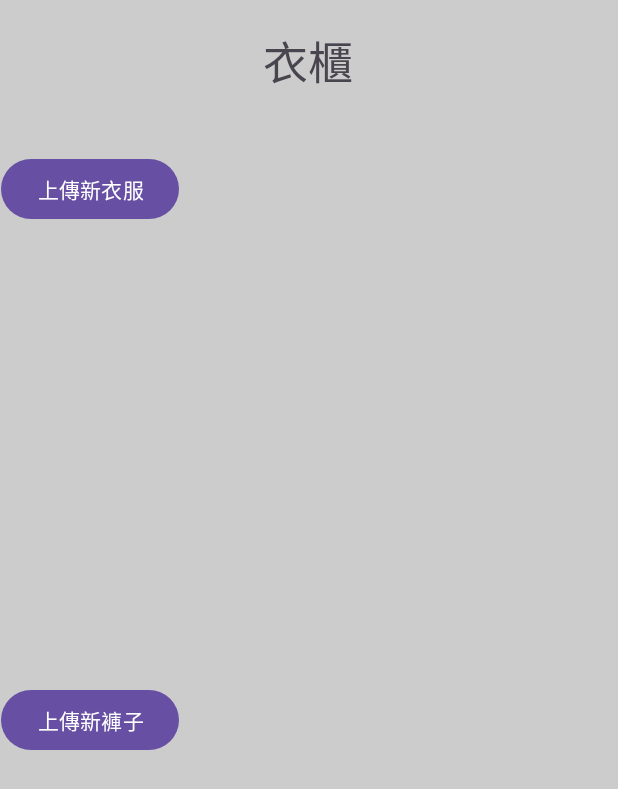
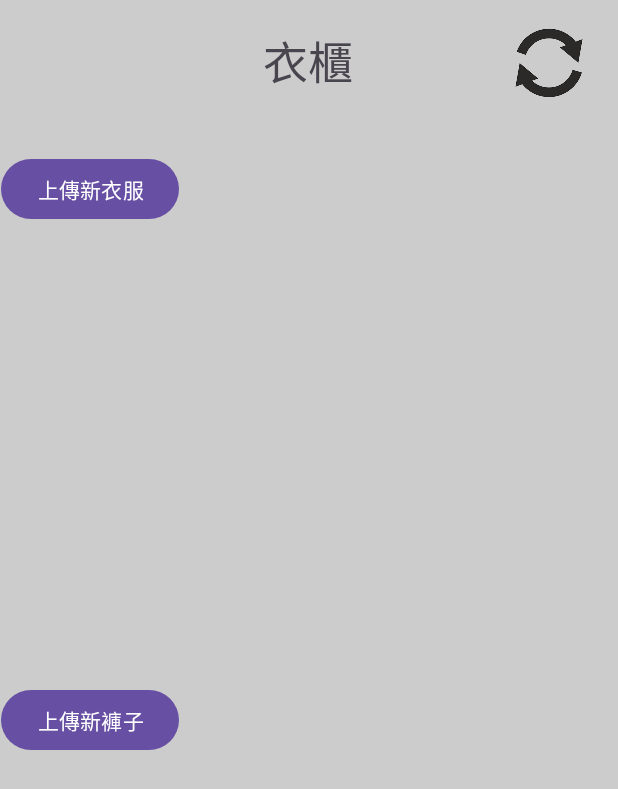
Before and after one commit to 920328eric/Any_clothes_at_anytime, an Android app: the Wardrobe screen opened directly, with no data from a screen before it, on a phone screen of 412 x 824 dp. Shown: the top 789 px of the screen. Run offline under Robolectric (Android 15) with nearby library versions, the phone set to English and light mode, and no system bars; our stand-ins replace Firebase (no records; nobody signed in at launch, a user with empty details on screens opened directly); 1 statement that could not run was skipped.

Commit message:
Wardrobe done but failed to delete image

```diff
--- a/app/build.gradle.kts
+++ b/app/build.gradle.kts
@@ -51,8 +51,10 @@ dependencies {
     implementation("com.google.firebase:firebase-auth:22.3.0")
     implementation("com.google.firebase:firebase-analytics-ktx:21.5.0")
     implementation("com.google.firebase:firebase-storage-ktx:20.3.0")
+    implementation ("com.squareup.picasso:picasso:2.71828")
 
     testImplementation("junit:junit:4.13.2")
     androidTestImplementation("androidx.test.ext:junit:1.1.5")
     androidTestImplementation("androidx.test.espresso:espresso-core:3.5.1")
+
 }
--- a/app/src/main/AndroidManifest.xml
+++ b/app/src/main/AndroidManifest.xml
@@ -8,6 +8,8 @@
 
     <uses-permission android:name="android.permission.CAMERA" />
     <uses-permission android:name="android.permission.READ_EXTERNAL_STORAGE" />
+    <uses-permission android:name="android.permission.INTERNET" />
+    <uses-permission android:name="android.permission.WRITE_EXTERNAL_STORAGE" />
 
 
     <application
@@ -23,7 +25,7 @@
         <activity
             android:name=".Wardrobe"
             android:exported="false" />
-        <activity android:name="com.example.anyclothesatanytime.UploadClothes" />
+        <activity android:name="com.example.anyclothesatanytime.Upload" />
         <activity
             android:name=".ChangeClothes"
             android:exported="false" />
--- a/app/src/main/java/com/example/anyclothesatanytime/Wardrobe.kt
+++ b/app/src/main/java/com/example/anyclothesatanytime/Wardrobe.kt
@@ -1,26 +1,79 @@
     package com.example.anyclothesatanytime
 
+    import android.annotation.SuppressLint
     import android.content.Intent
     import androidx.appcompat.app.AppCompatActivity
     import android.os.Bundle
     import android.widget.Button
+    import android.widget.ImageButton
+    import androidx.recyclerview.widget.LinearLayoutManager
+    import androidx.recyclerview.widget.RecyclerView
 
     class Wardrobe : AppCompatActivity() {
+        @SuppressLint("MissingInflatedId")
         override fun onCreate(savedInstanceState: Bundle?) {
             super.onCreate(savedInstanceState)
             setContentView(R.layout.activity_wardrobe)
 
             val upload_clothes_button = findViewById<Button>(R.id.upload_clothes_button)
             val upload_pants_button = findViewById<Button>(R.id.upload_pants_button)
+            val reload_button = findViewById<ImageButton>(R.id.reload)
+
+            val clothesRecyclerView = findViewById<RecyclerView>(R.id.clothes_recyclerView)
+            val pantsRecyclerView = findViewById<RecyclerView>(R.id.pants_recyclerView)
+
+            // 設置衣服 RecyclerView
+            val clothesLayoutManager = LinearLayoutManager(this, LinearLayoutManager.HORIZONTAL, false)
+            clothesRecyclerView.layoutManager = clothesLayoutManager
+            clothesRecyclerView.setHasFixedSize(true)  // 提高效能
+
+            // 設置褲子 RecyclerView
+            val pantsLayoutManager = LinearLayoutManager(this, LinearLayoutManager.HORIZONTAL, false)
+            pantsRecyclerView.layoutManager = pantsLayoutManager
+            pantsRecyclerView.setHasFixedSize(true)  // 提高效能
+
+            val firebaseStorageManager = FirebaseStorageManager()
 
             upload_clothes_button.setOnClickListener {
-            val intent = Intent(this, UploadClothes::class.java)
+                val intent = Intent(this, Upload::class.java)
+                intent.putExtra("button_choose", "選擇衣服圖片")
+                intent.putExtra("button_upload", "上傳衣服圖片")
                 startActivity(intent)
             }
 
             upload_pants_button.setOnClickListener {
+                val intent = Intent(this, Upload::class.java)
+                intent.putExtra("button_choose", "選擇褲子圖片")
+                intent.putExtra("button_upload", "上傳褲子圖片")
+                startActivity(intent)
+            }
 
+            // 加載衣服
+            firebaseStorageManager.getImageUrls("clothes") { clothesImageUrls ->
+                val clothesAdapter = ImageAdapter(clothesImageUrls)
+                clothesRecyclerView.adapter = clothesAdapter
             }
+
+            // 加載褲子
+            firebaseStorageManager.getImageUrls("pants") { pantsImageUrls ->
+                val pantsAdapter = ImageAdapter(pantsImageUrls)
+                pantsRecyclerView.adapter = pantsAdapter
+            }
+
+            reload_button.setOnClickListener {
+                // 重新加載衣服
+                firebaseStorageManager.getImageUrls("clothes") { clothesImageUrls ->
+                    val clothesAdapter = ImageAdapter(clothesImageUrls)
+                    clothesRecyclerView.adapter = clothesAdapter
+                }
+
+                // 重新加載褲子
+                firebaseStorageManager.getImageUrls("pants") { pantsImageUrls ->
+                    val pantsAdapter = ImageAdapter(pantsImageUrls)
+                    pantsRecyclerView.adapter = pantsAdapter
+                }
+            }
+
 
         }
     }
--- a/app/src/main/res/layout/activity_wardrobe.xml
+++ b/app/src/main/res/layout/activity_wardrobe.xml
@@ -49,20 +49,35 @@
         android:id="@+id/clothes_recyclerView"
         android:layout_width="409dp"
         android:layout_height="258dp"
+        app:layout_constraintBottom_toTopOf="@+id/upload_pants_button"
         app:layout_constraintEnd_toEndOf="parent"
         app:layout_constraintStart_toStartOf="parent"
-        tools:ignore="MissingConstraints"
-        tools:layout_editor_absoluteY="142dp" />
+        app:layout_constraintTop_toBottomOf="@+id/upload_clothes_button"
+        tools:ignore="MissingConstraints" />
 
     <androidx.recyclerview.widget.RecyclerView
         android:id="@+id/pants_recyclerView"
         android:layout_width="409dp"
-        android:layout_height="268dp"
+        android:layout_height="258dp"
         app:layout_constraintBottom_toBottomOf="parent"
-        app:layout_constraintTop_toBottomOf="@+id/clothes_recyclerView"
+        app:layout_constraintTop_toBottomOf="@+id/upload_pants_button"
         app:layout_constraintVertical_bias="0.873"
         tools:ignore="MissingConstraints"
         tools:layout_editor_absoluteX="1dp" />
 
+    <ImageButton
+        android:id="@+id/reload"
+        android:layout_width="60dp"
+        android:layout_height="68dp"
+        android:background="#CCCCCC"
+        android:scaleType="fitCenter"
+        app:layout_constraintBottom_toTopOf="@+id/upload_clothes_button"
+        app:layout_constraintEnd_toEndOf="parent"
+        app:layout_constraintHorizontal_bias="0.862"
+        app:layout_constraintStart_toEndOf="@+id/textView"
+        app:layout_constraintTop_toTopOf="parent"
+        app:layout_constraintVertical_bias="0.24"
+        app:srcCompat="@drawable/reload" />
+
 
 </androidx.constraintlayout.widget.ConstraintLayout>
```
Also changed, not shown: app/src/main/java/com/example/anyclothesatanytime/FirebaseStorageManager.kt (+65 -10 lines), app/src/main/java/com/example/anyclothesatanytime/ImageAdapter.kt (added, +97 -0 lines), app/src/main/java/com/example/anyclothesatanytime/Upload.kt (renamed from app/src/main/java/com/example/anyclothesatanytime/UploadClothes.kt, +22 -6 lines), app/src/main/res/layout/activity_upload_clothes.xml (+6 -6 lines), app/src/main/res/layout/item_image.xml (added, +15 -0 lines), app/src/main/res/drawable/reload.png (added). Lines whose indentation alone changed are shown as unchanged.
